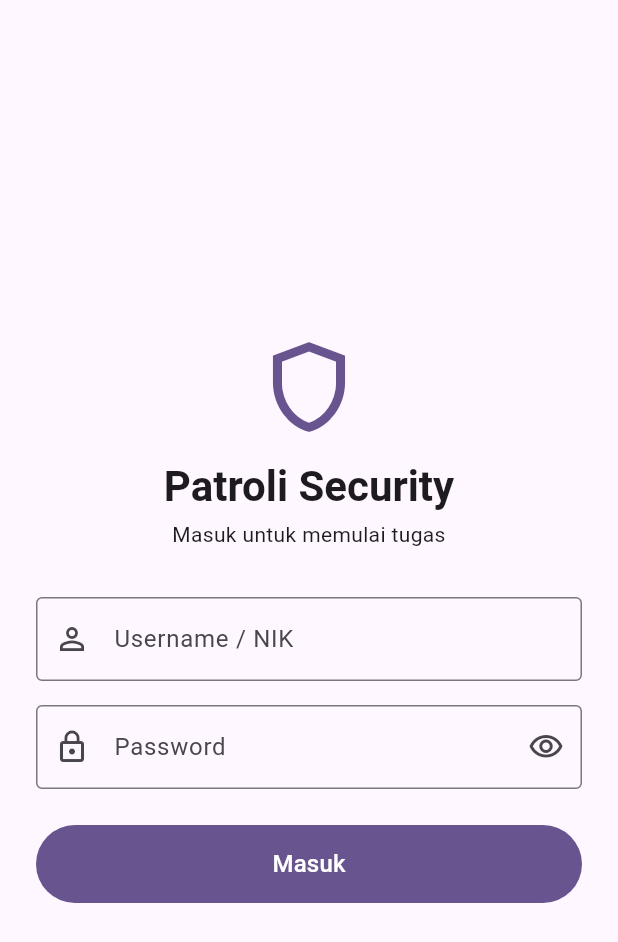
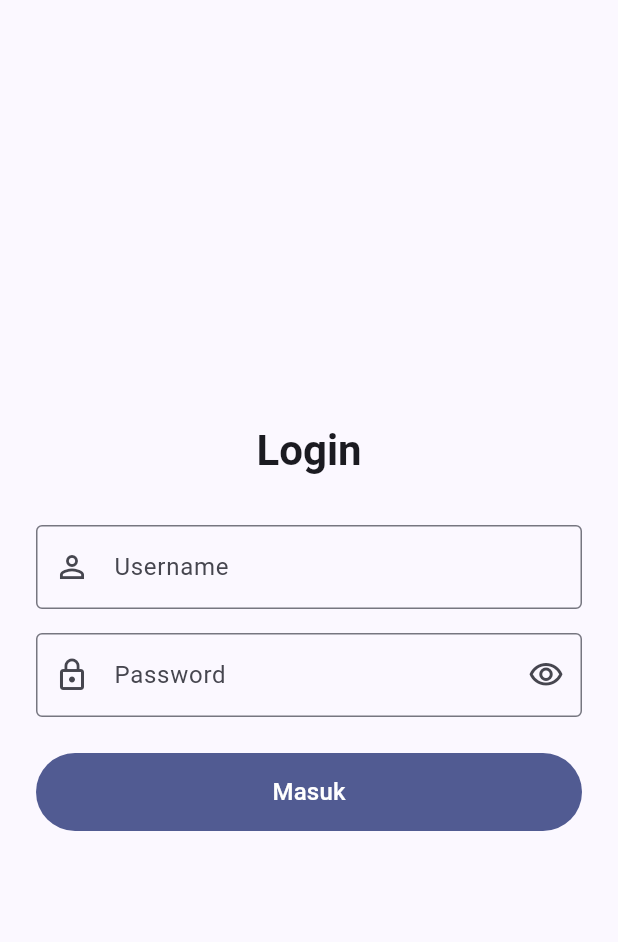
Before and after one commit to PIJASAT/security_monitoring, a Flutter app: the LoginPage screen opened directly, on a phone screen of 412 x 824 dp. Shown: the top 942 px of the screen. Run offline on Flutter 3.47's test engine with Material 3 defaults, Android fonts, the phone set to English and light mode, and no system bars; our stand-ins replace dio, flutter_secure_storage; accounts and stored records are empty.

```diff
--- a/lib/models/login.dart
+++ b/lib/models/login.dart
@@ -65,34 +65,22 @@
                   mainAxisSize: MainAxisSize.min,
                   crossAxisAlignment: CrossAxisAlignment.stretch,
                   children: [
-                    Icon(
-                      Icons.shield_outlined,
-                      size: 72,
-                      color: theme.colorScheme.primary,
-                    ),
                     const SizedBox(height: 12),
                     Text(
-                      'Patroli Security',
+                      'Login',
                       textAlign: TextAlign.center,
                       style: theme.textTheme.headlineMedium?.copyWith(
                         fontWeight: FontWeight.bold,
                       ),
                     ),
-                    const SizedBox(height: 4),
-                    Text(
-                      'Masuk untuk memulai tugas',
-                      textAlign: TextAlign.center,
-                      style: theme.textTheme.bodyMedium,
-                    ),
                     const SizedBox(height: 32),
 
-                    // Username / NIK
                     TextFormField(
                       controller: _usernameCtrl,
                       enabled: !_loading,
                       textInputAction: TextInputAction.next,
                       decoration: const InputDecoration(
-                        labelText: 'Username / NIK',
+                        labelText: 'Username',
                         prefixIcon: Icon(Icons.person_outline),
                         border: OutlineInputBorder(),
                       ),
--- a/pubspec.yaml
+++ b/pubspec.yaml
@@ -46,7 +46,7 @@
   # activated in the `analysis_options.yaml` file located at the root of your
   # package. See that file for information about deactivating specific lint
   # rules and activating additional ones.
-  flutter_lints: ^5.0.0
+  flutter_lints: ^6.0.0
 
 # For information on the generic Dart part of this file, see the
 # following page: https://dart.dev/tools/pub/pubspec
```
Also changed, not shown: lib/main.dart (+6 -107 lines), pubspec.lock.
